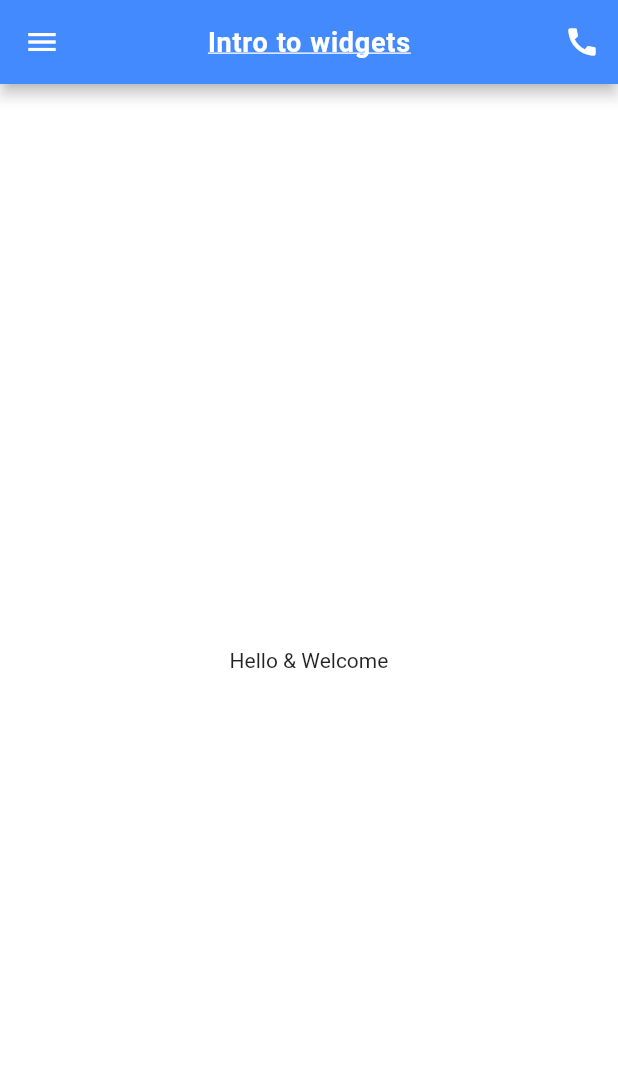
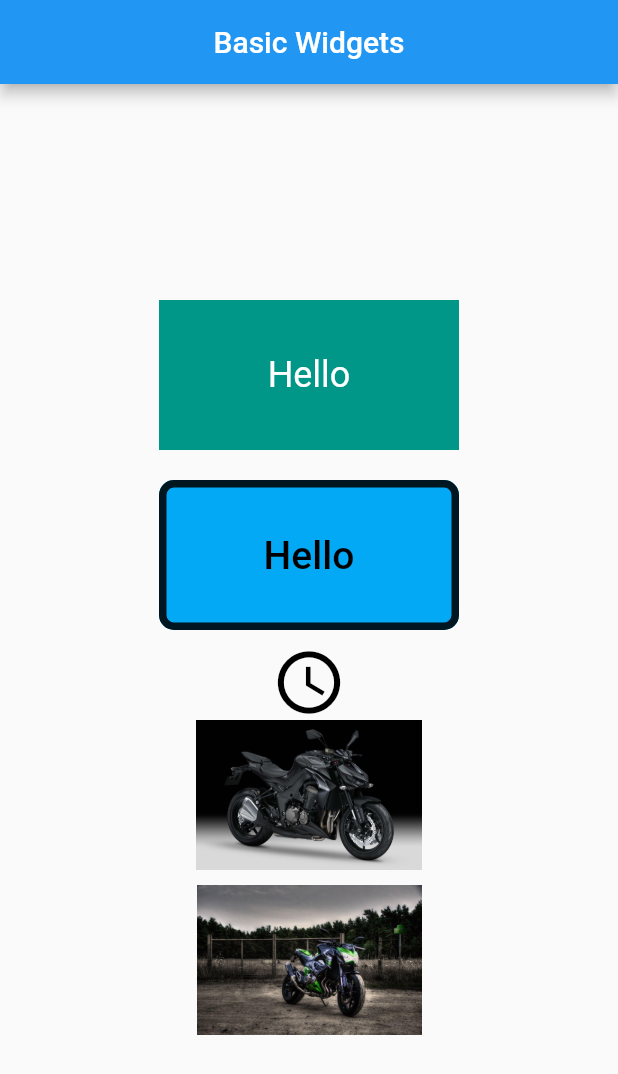
Before and after one commit to ShahirSammun/Flutter_RestAPI_Firebase, a Flutter app: the screen it shows after launch, on a phone screen of 412 x 824 dp. Shown: the top 1074 px of the screen. Run offline on Flutter 3.47's test engine with Material 2 defaults, Android fonts, the phone set to English and light mode, and no system bars.

Commit message:
Flutter Code Added

```diff
--- a/lib/main.dart
+++ b/lib/main.dart
@@ -1,58 +1,91 @@
 import 'package:flutter/material.dart';
 
-
-void main() {
+ main() {
   runApp(
-    const MyApp(appName: 'Hello App'),
+    const MyApp(),
   );
 }
 
 class MyApp extends StatelessWidget {
-  final String appName;
-
-  const MyApp({required this.appName});
+  const MyApp({Key? key}) : super(key: key);
 
   @override
   Widget build(BuildContext context) {
-    return MaterialApp(title: appName, home: HomeScreen());
+    return const MaterialApp(
+      home: HomeScreen(),
+    );
   }
 }
 
 class HomeScreen extends StatelessWidget {
+  const HomeScreen({Key? key}) : super(key: key);
+
   @override
   Widget build(BuildContext context) {
     return Scaffold(
-      backgroundColor: Colors.white70,
       appBar: AppBar(
-        title: const Text(
-          'Intro to widgets',
-          textAlign: TextAlign.start,
-          style: TextStyle(
-            color: Colors.white,
-            fontWeight: FontWeight.w700,
-            wordSpacing: 0.5,
-            letterSpacing: 0.5,
-            fontSize: 18,
-            decoration: TextDecoration.underline,
-          ),
-        ),
-        leading: IconButton(
-          onPressed: () {},
-          icon: const Icon(Icons.menu),
-        ),
-        actions: [
-          IconButton(
-            onPressed: () {},
-            icon: const Icon(Icons.call),
-          ),
-        ],
-        backgroundColor: Colors.blueAccent,
+        title: const Text('Basic Widgets'),
         centerTitle: true,
       ),
       body: Center(
         child: Column(
           mainAxisAlignment: MainAxisAlignment.center,
-          children: [Text('Hello & Welcome')],
+          children: [
+            Container(
+              color: Colors.teal,
+              height: 100,
+              width: 200,
+              margin: const EdgeInsets.symmetric(horizontal: 5, vertical: 10),
+              padding: const EdgeInsets.all(10),
+              alignment: Alignment.center,
+              child: const Text(
+                'Hello',
+                style: TextStyle(
+                  color: Colors.white,
+                  fontSize: 24,
+                ),
+              ),
+            ),
+            Container(
+              height: 100,
+              width: 200,
+              decoration: BoxDecoration(
+                color: Colors.lightBlue,
+                border: Border.all(color: Colors.black87, width: 5),
+                borderRadius: BorderRadius.circular(10),
+              ),
+              margin: const EdgeInsets.all(10),
+              alignment: Alignment.center,
+              child: const Text(
+                'Hello',
+                style: TextStyle(
+                  color: Colors.black,
+                  fontSize: 26,
+                  fontWeight: FontWeight.w500,
+                ),
+              ),
+            ),
+            const Icon(
+              Icons.access_time,
+              color: Colors.black,
+              size: 50,
+              fill: 1,
+            ),
+            Image.asset(
+              'image/192488.jpg',
+              width: 500,
+              height: 100,
+              fit: BoxFit.contain,
+            ),
+            Container(
+              margin: const EdgeInsets.only(top: 10),
+              child: Image.asset(
+                'image/1916172.jpg',
+                width: 550,
+                height: 100,
+              ),
+            ),
+          ],
         ),
       ),
     );
```
Also changed, not shown: pubspec.yaml (+4 -3 lines), image/1916172.jpg (added), image/192488.jpg (added).
